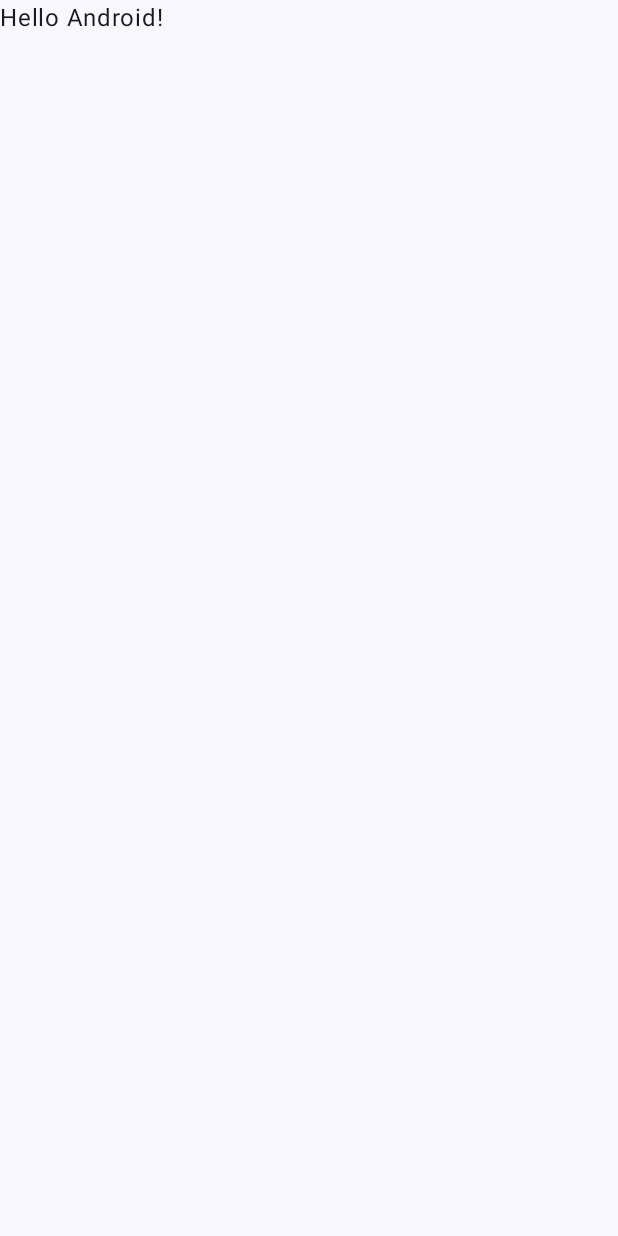
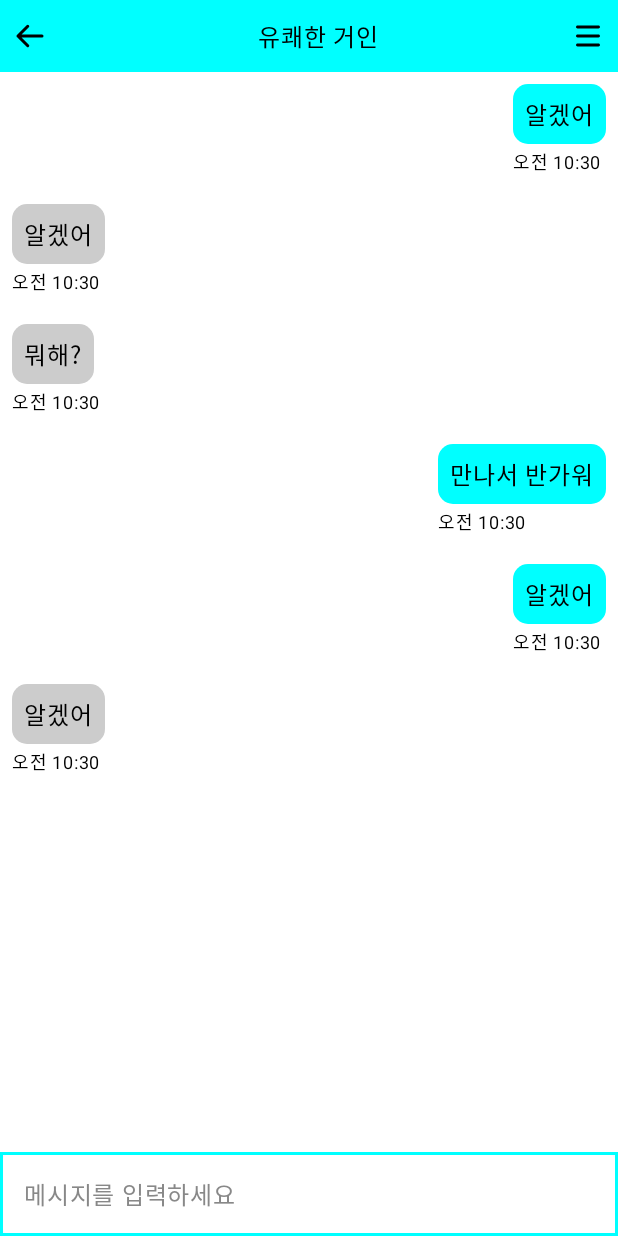
Before and after one commit to Chaejongin12/ykgiants-assignment, an Android app built with Jetpack Compose: the screen it shows after launch (MainActivity), on a phone screen of 412 x 824 dp. Before the commit the screen is almost empty. Run offline under Robolectric (Android 15) with nearby library versions, the phone set to English and light mode, and no system bars.

Commit message:
:package: :: 과제 완성 전 백업
:: 과제 완성 전 백업

```diff
--- a/app/build.gradle.kts
+++ b/app/build.gradle.kts
@@ -50,9 +50,9 @@ android {
 }
 
 dependencies {
-
     implementation(libs.androidx.core.ktx)
     implementation(libs.androidx.lifecycle.runtime.ktx)
+    implementation(libs.androidx.lifecycle.viewmodel.compose)
     implementation(libs.androidx.activity.compose)
     implementation(platform(libs.androidx.compose.bom))
     implementation(libs.androidx.ui)
--- a/app/src/main/AndroidManifest.xml
+++ b/app/src/main/AndroidManifest.xml
@@ -11,8 +11,9 @@
         android:roundIcon="@mipmap/ic_launcher_round"
         android:supportsRtl="true"
         android:theme="@style/Theme.Ykgiantsassignment"
-        tools:targetApi="31">
-        <activity
+        tools:targetApi="31"
+        android:windowSoftInputMode="adjustResize">
+    <activity
             android:name=".MainActivity"
             android:exported="true"
             android:label="@string/app_name"
--- a/app/src/main/java/com/assignment/ykgiants_assignment/MainActivity.kt
+++ b/app/src/main/java/com/assignment/ykgiants_assignment/MainActivity.kt
@@ -1,47 +1,27 @@
 package com.assignment.ykgiants_assignment
 
+import android.os.Build
 import android.os.Bundle
 import androidx.activity.ComponentActivity
 import androidx.activity.compose.setContent
 import androidx.activity.enableEdgeToEdge
-import androidx.compose.foundation.layout.fillMaxSize
-import androidx.compose.foundation.layout.padding
-import androidx.compose.material3.Scaffold
-import androidx.compose.material3.Text
-import androidx.compose.runtime.Composable
-import androidx.compose.ui.Modifier
-import androidx.compose.ui.tooling.preview.Preview
+import androidx.annotation.RequiresApi
+import androidx.core.view.WindowCompat
+import com.assignment.ykgiants_assignment.chat.ChatScreen
 import com.assignment.ykgiants_assignment.ui.theme.YkgiantsassignmentTheme
 
 class MainActivity : ComponentActivity() {
+    @RequiresApi(Build.VERSION_CODES.O)
     override fun onCreate(savedInstanceState: Bundle?) {
         super.onCreate(savedInstanceState)
+
+        WindowCompat.setDecorFitsSystemWindows(window, false)
+
         enableEdgeToEdge()
         setContent {
             YkgiantsassignmentTheme {
-                Scaffold(modifier = Modifier.fillMaxSize()) { innerPadding ->
-                    Greeting(
-                        name = "Android",
-                        modifier = Modifier.padding(innerPadding)
-                    )
-                }
+                ChatScreen()
             }
         }
     }
 }
-
-@Composable
-fun Greeting(name: String, modifier: Modifier = Modifier) {
-    Text(
-        text = "Hello $name!",
-        modifier = modifier
-    )
-}
-
-@Preview(showBackground = true)
-@Composable
-fun GreetingPreview() {
-    YkgiantsassignmentTheme {
-        Greeting("Android")
-    }
-}
--- /dev/null
+++ b/app/src/main/java/com/assignment/ykgiants_assignment/chat/ChatScreen.kt
@@ -0,0 +1,87 @@
+package com.assignment.ykgiants_assignment.chat
+
+import android.os.Build
+import androidx.annotation.RequiresApi
+import androidx.compose.foundation.clickable
+import androidx.compose.foundation.layout.Arrangement
+import androidx.compose.foundation.layout.Box
+import androidx.compose.foundation.layout.Column
+import androidx.compose.foundation.layout.fillMaxSize
+import androidx.compose.foundation.layout.fillMaxWidth
+import androidx.compose.foundation.layout.imePadding
+import androidx.compose.foundation.layout.padding
+import androidx.compose.material3.Surface
+import androidx.compose.runtime.Composable
+import androidx.compose.runtime.LaunchedEffect
+import androidx.compose.runtime.getValue
+import androidx.compose.runtime.mutableStateOf
+import androidx.compose.runtime.remember
+import androidx.compose.runtime.setValue
+import androidx.compose.ui.Modifier
+import androidx.compose.ui.platform.LocalSoftwareKeyboardController
+import androidx.compose.ui.tooling.preview.Preview
+import androidx.compose.ui.unit.dp
+import androidx.compose.ui.zIndex
+import androidx.lifecycle.viewmodel.compose.viewModel
+import com.assignment.ykgiants_assignment.component.textfield.ChatTextField
+import com.assignment.ykgiants_assignment.component.topbar.ChatTopBar
+import com.assignment.ykgiants_assignment.model.Message
+import com.assignment.ykgiants_assignment.chat.viewModel.ChatViewModel
+
+
+@RequiresApi(Build.VERSION_CODES.O)
+@Composable
+fun ChatScreen(
+    modifier: Modifier = Modifier,
+    chatViewModel: ChatViewModel = viewModel(),
+) {
+    var messages by remember { mutableStateOf(listOf<Message>()) }
+    val keyboardController = LocalSoftwareKeyboardController.current
+
+    LaunchedEffect(Unit) {
+        chatViewModel.firstMessage { newMessages ->
+            messages = messages + newMessages
+        }
+        chatViewModel.startReceivingMessages { newMessage ->
+            messages = messages + newMessage
+        }
+    }
+
+    Surface(
+        modifier = modifier
+            .fillMaxSize()
+            .clickable {
+                keyboardController?.hide()
+            },
+    ) {
+        Column(
+            modifier = modifier.fillMaxSize(),
+        ) {
+            ChatTopBar()
+
+            MessageScreen(
+                messages = messages,
+                modifier = modifier.weight(1f),
+            )
+
+
+            ChatTextField(
+                placeholder = "메시지를 입력하세요",
+                onButtonClick = { text ->
+                    chatViewModel.addMessage(messages, text) { newMessages ->
+                        messages = newMessages
+                    }
+                },
+                modifier = modifier
+                    .fillMaxWidth()
+            )
+        }
+    }
+}
+
+@RequiresApi(Build.VERSION_CODES.O)
+@Preview
+@Composable
+fun ChatScreenPreview() {
+    ChatScreen()
+}
--- /dev/null
+++ b/app/src/main/java/com/assignment/ykgiants_assignment/chat/MessageScreen.kt
@@ -0,0 +1,53 @@
+package com.assignment.ykgiants_assignment.chat
+
+import android.os.Build
+import androidx.annotation.RequiresApi
+import androidx.compose.foundation.background
+import androidx.compose.foundation.lazy.LazyColumn
+import androidx.compose.foundation.lazy.items
+import androidx.compose.foundation.lazy.rememberLazyListState
+import androidx.compose.runtime.Composable
+import androidx.compose.runtime.LaunchedEffect
+import androidx.compose.ui.Modifier
+import androidx.compose.ui.graphics.Color
+import androidx.compose.ui.tooling.preview.Preview
+import androidx.compose.ui.zIndex
+import com.assignment.ykgiants_assignment.chat.component.ChatBubble
+import com.assignment.ykgiants_assignment.model.Message
+
+@RequiresApi(Build.VERSION_CODES.O)
+@Composable
+fun MessageScreen(
+    messages: List<Message>,
+    modifier: Modifier = Modifier,
+) {
+    val listState = rememberLazyListState()
+
+    LazyColumn(
+        modifier = modifier.
+            background(color = Color.White),
+        state = listState
+    ) {
+        items(messages) { message ->
+            ChatBubble(message = message, modifier = Modifier.zIndex(-1f))
+        }
+    }
+
+    LaunchedEffect(messages.size) {
+        listState.scrollToItem(messages.size)
+    }
+}
+
+@RequiresApi(Build.VERSION_CODES.O)
+@Preview
+@Composable
+fun MessageScreenPreview() {
+    MessageScreen(
+        messages = listOf(
+            Message("Hello", isSentByMe = true),
+            Message("Hi", isSentByMe = false),
+            Message("How are you?", isSentByMe = true),
+            Message("I'm fine", isSentByMe = false),
+        )
+    )
+}
--- /dev/null
+++ b/app/src/main/java/com/assignment/ykgiants_assignment/chat/component/ChatBubble.kt
@@ -0,0 +1,82 @@
+package com.assignment.ykgiants_assignment.chat.component
+
+import android.os.Build
+import androidx.annotation.RequiresApi
+import androidx.compose.foundation.background
+import androidx.compose.foundation.layout.Arrangement
+import androidx.compose.foundation.layout.Box
+import androidx.compose.foundation.layout.Column
+import androidx.compose.foundation.layout.Row
+import androidx.compose.foundation.layout.fillMaxWidth
+import androidx.compose.foundation.layout.padding
+import androidx.compose.foundation.shape.RoundedCornerShape
+import androidx.compose.material3.Text
+import androidx.compose.runtime.Composable
+import androidx.compose.runtime.LaunchedEffect
+import androidx.compose.ui.Modifier
+import androidx.compose.ui.graphics.Color
+import androidx.compose.ui.tooling.preview.Preview
+import androidx.compose.ui.unit.dp
+import androidx.compose.ui.unit.sp
+import com.assignment.ykgiants_assignment.chat.util.toKoreanFormat
+import com.assignment.ykgiants_assignment.model.Message
+import java.time.LocalTime
+
+
+@RequiresApi(Build.VERSION_CODES.O)
+@Composable
+fun ChatBubble(
+    message: Message,
+    modifier: Modifier = Modifier,
+) {
+    var currentTime = LocalTime.now().toKoreanFormat()
+    val backgroundColor = if (message.isSentByMe) Color.Cyan else Color.LightGray
+    val horizontalArrangement = if (message.isSentByMe) Arrangement.End else Arrangement.Start
+
+    LaunchedEffect(Unit) {
+        currentTime = LocalTime.now().toKoreanFormat()
+    }
+
+    Row(
+        modifier = modifier
+            .fillMaxWidth()
+            .padding(8.dp),
+        horizontalArrangement = horizontalArrangement
+    ) {
+        Column {
+            Box(
+                modifier = modifier
+                    .background(color = backgroundColor, shape = RoundedCornerShape(10.dp))
+                    .padding(8.dp)
+            ) {
+                Text(
+                    text = message.text,
+                    color = Color.Black,
+                    fontSize = 16.sp
+                )
+            }
+
+            Text(
+                text = currentTime,
+                color = Color.Black,
+                fontSize = 12.sp
+            )
+        }
+    }
+}
+
+
+@RequiresApi(Build.VERSION_CODES.O)
+@Preview
+@Composable
+fun ChatBubblePreview() {
+    Column {
+        ChatBubble(
+            message = Message("안녕하세요? 저는 채종인입니다.", isSentByMe = true)
+        )
+
+        ChatBubble(
+            message = Message("네 반갑습니다. 저는 유쾌한 거인입니다.", isSentByMe = false)
+        )
+    }
+}
--- /dev/null
+++ b/app/src/main/java/com/assignment/ykgiants_assignment/chat/util/timeFormater.kt
@@ -0,0 +1,15 @@
+package com.assignment.ykgiants_assignment.chat.util
+
+import android.os.Build
+import androidx.annotation.RequiresApi
+import java.time.LocalTime
+
+@RequiresApi(Build.VERSION_CODES.O)
+fun LocalTime.toKoreanFormat(): String {
+    val hour = this.hour
+    val minute = this.minute
+    val amPm = if (hour < 12) "오전" else "오후"
+    val formattedHour = if (hour % 12 == 0) 12 else hour % 12 // 12시간 형식으로 변경
+
+    return "$amPm $formattedHour:$minute"
+}
--- /dev/null
+++ b/app/src/main/java/com/assignment/ykgiants_assignment/chat/viewModel/ChatViewModel.kt
@@ -0,0 +1,50 @@
+package com.assignment.ykgiants_assignment.chat.viewModel
+
+import androidx.lifecycle.ViewModel
+import androidx.lifecycle.viewModelScope
+import com.assignment.ykgiants_assignment.model.Message
+import kotlinx.coroutines.delay
+import kotlinx.coroutines.launch
+import java.util.Random
+
+
+class ChatViewModel : ViewModel() {
+    private val randomMessages = listOf(
+        "안녕! 나 유쾌한 거인이야",
+        "뭐하고 지냈어?",
+        "뭐해?",
+        "그거 멋진데??",
+        "진짜?",
+        "알겠어",
+        "나쁘지 않네~",
+        "만나서 반가워"
+    )
+
+    internal fun firstMessage(onMessageReceived: (Message) -> Unit) = viewModelScope.launch {
+        val random = Random()
+        for(i in 0..4) {
+            val randomMessage = randomMessages[random.nextInt(randomMessages.size)]
+            onMessageReceived(Message(randomMessage, random.nextBoolean()))
+        }
+    }
+
+    internal fun addMessage(
+        messages: List<Message>,
+        text: String,
+        onMessagesUpdated: (List<Message>) -> Unit,
+    ) = viewModelScope.launch {
+        val newMessages = messages + Message(text = text, isSentByMe = true)
+        onMessagesUpdated(newMessages)
+    }
+
+
+    internal fun startReceivingMessages(onMessageReceived: (Message) -> Unit) =
+        viewModelScope.launch {
+            val random = Random()
+            while (true) {
+                delay(5000)
+                val randomMessage = randomMessages[random.nextInt(randomMessages.size)]
+                onMessageReceived(Message(randomMessage, false))
+            }
+        }
+}
--- /dev/null
+++ b/app/src/main/java/com/assignment/ykgiants_assignment/component/icon/Icon.kt
@@ -0,0 +1,42 @@
+package com.assignment.ykgiants_assignment.component.icon
+
+import androidx.compose.foundation.Image
+import androidx.compose.runtime.Composable
+import androidx.compose.ui.Modifier
+import androidx.compose.ui.res.painterResource
+import com.assignment.ykgiants_assignment.R
+
+@Composable
+fun BackButtonIcon() {
+    Image(
+        painter = painterResource(id = R.drawable.ic_back_button),
+        contentDescription = "Back Button"
+    )
+}
+
+@Composable
+fun MenuButtonIcon() {
+    Image(
+        painter = painterResource(id = R.drawable.ic_menu_button),
+        contentDescription = "Menu Button"
+    )
+}
+
+@Composable
+fun SendButtonIcon() {
+    Image(
+        painter = painterResource(id = R.drawable.ic_send_button),
+        contentDescription = "Send Button"
+    )
+}
+
+@Composable
+fun MyChatBubbleTail(
+    modifier: Modifier = Modifier,
+) {
+    Image(
+        modifier = modifier,
+        painter = painterResource(id = R.drawable.bg_chat_bubble_tail),
+        contentDescription = "My Chat Bubble Tail"
+    )
+}
--- /dev/null
+++ b/app/src/main/java/com/assignment/ykgiants_assignment/component/textfield/TextField.kt
@@ -0,0 +1,80 @@
+package com.assignment.ykgiants_assignment.component.textfield
+
+import androidx.compose.foundation.background
+import androidx.compose.foundation.border
+import androidx.compose.foundation.layout.Row
+import androidx.compose.foundation.layout.fillMaxWidth
+import androidx.compose.foundation.shape.RoundedCornerShape
+import androidx.compose.material3.ExperimentalMaterial3Api
+import androidx.compose.material3.OutlinedTextField
+import androidx.compose.material3.Text
+import androidx.compose.material3.TextFieldDefaults
+import androidx.compose.runtime.Composable
+import androidx.compose.runtime.getValue
+import androidx.compose.runtime.mutableStateOf
+import androidx.compose.runtime.remember
+import androidx.compose.runtime.setValue
+import androidx.compose.ui.Alignment
+import androidx.compose.ui.Modifier
+import androidx.compose.ui.graphics.Color
+import androidx.compose.ui.tooling.preview.Preview
+import androidx.compose.ui.unit.dp
+import com.assignment.ykgiants_assignment.component.button.SendButton
+
+@OptIn(ExperimentalMaterial3Api::class)
+@Composable
+fun ChatTextField(
+    modifier: Modifier = Modifier,
+    placeholder: String,
+    onButtonClick: (String) -> Unit,
+) {
+    var text by remember { mutableStateOf("") }
+    OutlinedTextField(
+        value = text,
+        onValueChange = { inputString ->
+            text = inputString
+        },
+        placeholder = {
+            Text(
+                text = placeholder,
+                color = Color.Gray
+            )
+        },
+        maxLines = 4,
+        trailingIcon = {
+            if (text.isNotEmpty()) {
+                SendButton(
+                    onClick = {
+                        onButtonClick(text)
+                        text = ""
+                    }
+                )
+            }
+        },
+        modifier = modifier
+            .fillMaxWidth()
+            .border(
+                width = 2.dp,
+                color = Color.Cyan,
+            )
+            .background(color = Color.White, shape = RoundedCornerShape(10.dp)),
+        colors = TextFieldDefaults.outlinedTextFieldColors(
+            cursorColor = Color.Cyan,
+            focusedTextColor = Color.Black,
+            unfocusedTextColor = Color.Black,
+            focusedBorderColor = Color.Transparent,
+            unfocusedBorderColor = Color.Transparent,
+            focusedPlaceholderColor = Color.Cyan,
+            unfocusedPlaceholderColor = Color.Cyan,
+        ),
+    )
+}
+
+@Preview
+@Composable
+fun TextFieldPreview() {
+    ChatTextField(
+        onButtonClick = {},
+        placeholder = "메시지를 입력하세요"
+    )
+}
--- /dev/null
+++ b/app/src/main/java/com/assignment/ykgiants_assignment/component/topbar/TopBar.kt
@@ -0,0 +1,48 @@
+package com.assignment.ykgiants_assignment.component.topbar
+
+import androidx.compose.foundation.background
+import androidx.compose.foundation.layout.Arrangement
+import androidx.compose.foundation.layout.Row
+import androidx.compose.foundation.layout.fillMaxWidth
+import androidx.compose.foundation.layout.padding
+import androidx.compose.foundation.layout.wrapContentHeight
+import androidx.compose.material3.Text
+import androidx.compose.runtime.Composable
+import androidx.compose.ui.Alignment
+import androidx.compose.ui.Modifier
+import androidx.compose.ui.graphics.Color
+import androidx.compose.ui.tooling.preview.Preview
+import androidx.compose.ui.unit.dp
+import com.assignment.ykgiants_assignment.component.icon.BackButtonIcon
+import com.assignment.ykgiants_assignment.component.icon.MenuButtonIcon
+
+@Composable
+fun ChatTopBar(
+    modifier: Modifier = Modifier,
+) {
+    Row(
+        modifier = modifier
+            .background(color = Color.Cyan)
+            .padding(vertical = 12.dp, horizontal = 8.dp)
+            .fillMaxWidth()
+            .wrapContentHeight(),
+        verticalAlignment = Alignment.CenterVertically,
+        horizontalArrangement = Arrangement.Absolute.SpaceBetween
+    ) {
+        BackButtonIcon()
+
+        Text(
+            text = "유쾌한 거인",
+            color = Color.Black,
+            modifier = Modifier.padding(start = 12.dp)
+        )
+
+        MenuButtonIcon()
+    }
+}
+
+@Preview
+@Composable
+fun TopBarPreview() {
+    ChatTopBar()
+}
--- /dev/null
+++ b/app/src/main/java/com/assignment/ykgiants_assignment/model/Message.kt
@@ -0,0 +1,6 @@
+package com.assignment.ykgiants_assignment.model
+
+data class Message(
+    val text: String,
+    val isSentByMe: Boolean,
+)
--- /dev/null
+++ b/app/src/main/res/drawable/ic_back_button.xml
@@ -0,0 +1,13 @@
+<vector xmlns:android="http://schemas.android.com/apk/res/android"
+    android:width="24dp"
+    android:height="24dp"
+    android:viewportWidth="24"
+    android:viewportHeight="24">
+  <path
+      android:pathData="M10.5,18.5L5,13L4,12M4,12L5,11L10.5,5.5M4,12L20,12"
+      android:strokeLineJoin="round"
+      android:strokeWidth="2"
+      android:fillColor="#00000000"
+      android:strokeColor="#000000"
+      android:strokeLineCap="round"/>
+</vector>
--- /dev/null
+++ b/app/src/main/res/drawable/ic_menu_button.xml
@@ -0,0 +1,15 @@
+<vector xmlns:android="http://schemas.android.com/apk/res/android"
+    android:width="24dp"
+    android:height="24dp"
+    android:viewportWidth="24"
+    android:viewportHeight="24">
+  <path
+      android:pathData="M5,5L19,5A1,1 0,0 1,20 6L20,6A1,1 0,0 1,19 7L5,7A1,1 0,0 1,4 6L4,6A1,1 0,0 1,5 5z"
+      android:fillColor="#000000"/>
+  <path
+      android:pathData="M5,11L19,11A1,1 0,0 1,20 12L20,12A1,1 0,0 1,19 13L5,13A1,1 0,0 1,4 12L4,12A1,1 0,0 1,5 11z"
+      android:fillColor="#000000"/>
+  <path
+      android:pathData="M5,17L19,17A1,1 0,0 1,20 18L20,18A1,1 0,0 1,19 19L5,19A1,1 0,0 1,4 18L4,18A1,1 0,0 1,5 17z"
+      android:fillColor="#000000"/>
+</vector>
--- a/gradle/libs.versions.toml
+++ b/gradle/libs.versions.toml
@@ -6,6 +6,7 @@ junit = "4.13.2"
 junitVersion = "1.1.5"
 espressoCore = "3.5.1"
 lifecycleRuntimeKtx = "2.8.1"
+lifecycleViewmodelCompose = "2.5.1"
 activityCompose = "1.9.0"
 composeBom = "2023.08.00"
 
@@ -15,6 +16,7 @@ junit = { group = "junit", name = "junit", version.ref = "junit" }
 androidx-junit = { group = "androidx.test.ext", name = "junit", version.ref = "junitVersion" }
 androidx-espresso-core = { group = "androidx.test.espresso", name = "espresso-core", version.ref = "espressoCore" }
 androidx-lifecycle-runtime-ktx = { group = "androidx.lifecycle", name = "lifecycle-runtime-ktx", version.ref = "lifecycleRuntimeKtx" }
+androidx-lifecycle-viewmodel-compose = { group = "androidx.lifecycle", name = "lifecycle-viewmodel-compose", version.ref = "lifecycleViewmodelCompose" }  # 추가된 부분
 androidx-activity-compose = { group = "androidx.activity", name = "activity-compose", version.ref = "activityCompose" }
 androidx-compose-bom = { group = "androidx.compose", name = "compose-bom", version.ref = "composeBom" }
 androidx-ui = { group = "androidx.compose.ui", name = "ui" }
```
Also changed, not shown: app/src/main/java/com/assignment/ykgiants_assignment/component/button/Button.kt (added, +26 -0 lines), app/src/main/res/drawable/bg_chat_bubble_tail.xml (added, +9 -0 lines), app/src/main/res/drawable/ic_send_button.xml (added, +13 -0 lines).
